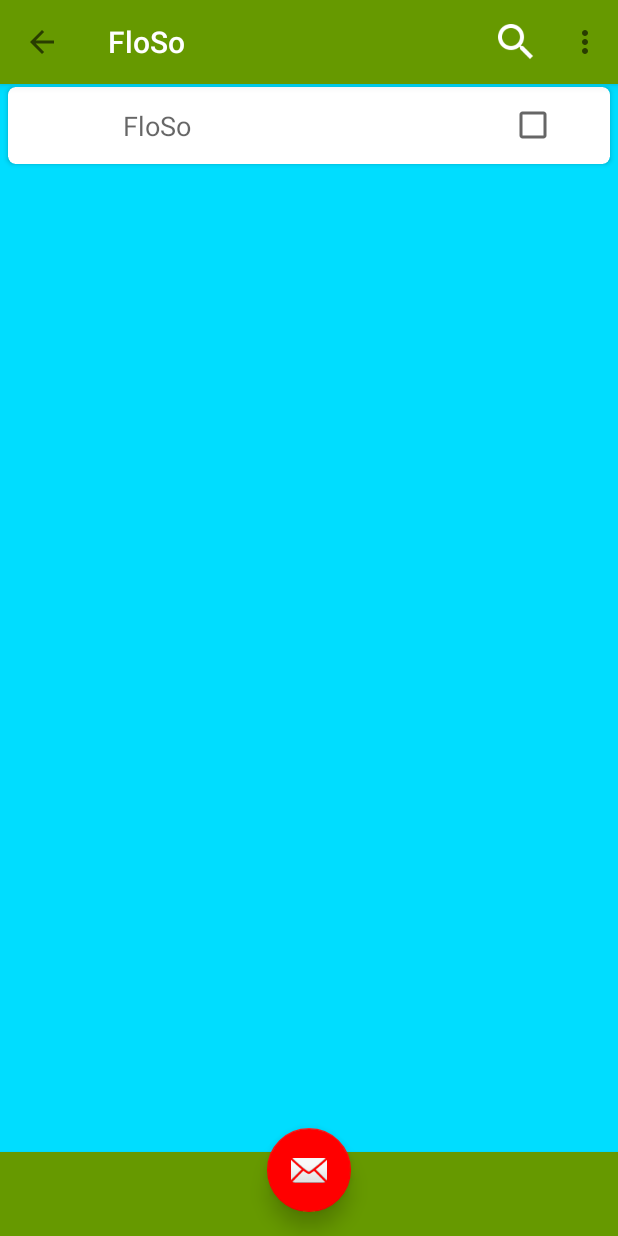
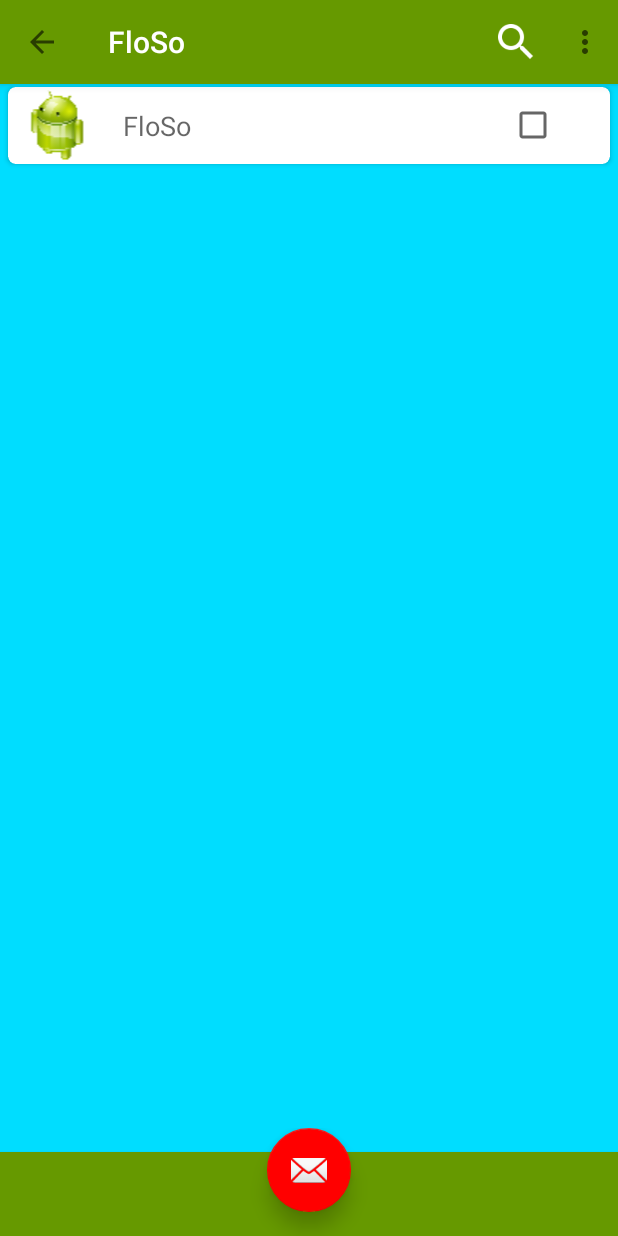
Before and after one commit to HitRoxxx/FloatingNew, an Android app: the MainActivity screen opened directly, with no data from a screen before it, on a phone screen of 412 x 824 dp. Run offline under Robolectric (Android 15) with nearby library versions, the phone set to English and light mode, and no system bars.

Commit message:
Correct Some Minor Problem

```diff
--- a/app/src/main/AndroidManifest.xml
+++ b/app/src/main/AndroidManifest.xml
@@ -64,7 +64,8 @@
         </activity>
         <activity
             android:name=".SelectedApplication"
-            android:theme="@style/AppTheme" />
+            android:theme="@style/AppTheme"
+            android:largeHeap="true"/>
     </application>
 
 </manifest>
--- a/app/src/main/java/com/theLoneWarrior/floating/MainActivity.java
+++ b/app/src/main/java/com/theLoneWarrior/floating/MainActivity.java
@@ -12,7 +12,6 @@ import android.graphics.Bitmap;
 import android.net.Uri;
 import android.os.Build;
 import android.os.Bundle;
-import android.preference.PreferenceManager;
 import android.provider.Settings;
 import android.support.v4.view.MenuItemCompat;
 import android.support.v4.widget.SwipeRefreshLayout;
@@ -122,7 +121,7 @@ public class MainActivity extends AppCompatActivity implements RecyclerViewAdapt
 
     void refreshItems() {
         // Load items
-        selectedAppPreference = MainActivity.this.getSharedPreferences("SelectedApp", Context.MODE_PRIVATE);
+     //   selectedAppPreference = MainActivity.this.getSharedPreferences("SelectedApp", Context.MODE_PRIVATE);
         recycleViewPropagation();
         // Load complete
         onItemsLoadComplete();
@@ -532,6 +531,16 @@ public class MainActivity extends AppCompatActivity implements RecyclerViewAdapt
                 System.gc();
             }
         }
+        /*saveData();
+
+        Intent newIntent = new Intent(MainActivity.this, SelectedApplication.class);
+        newIntent.addFlags(Intent.FLAG_ACTIVITY_CLEAR_TOP);
+        //   newIntent.addFlags(Intent.FLAG_ACTIVITY_NEW_TASK);
+        intent.addFlags(Intent.FLAG_ACTIVITY_REORDER_TO_FRONT);
+        startActivity(new Intent(newIntent));
+
+
+        finish();*/
         super.onBackPressed();
     }
 
@@ -556,8 +565,5 @@ public class MainActivity extends AppCompatActivity implements RecyclerViewAdapt
     @Override
     protected void onResume() {
         super.onResume();
-        SharedPreferences sharedPref = PreferenceManager.getDefaultSharedPreferences(this);
-        // String syncConnPref = sharedPref.getString("OutputVie", "");
-        boolean flag = sharedPref.getBoolean("OutputView", true);
     }
 }
--- a/app/src/main/java/com/theLoneWarrior/floating/SelectedApplication.java
+++ b/app/src/main/java/com/theLoneWarrior/floating/SelectedApplication.java
@@ -53,12 +53,15 @@ public class SelectedApplication extends AppCompatActivity implements Navigation
     @Override
     protected void onCreate(Bundle savedInstanceState) {
         super.onCreate(savedInstanceState);
-        setContentView(R.layout.activity_selected_application);
+
+      setContentView(R.layout.activity_selected_application);
+
         Toolbar toolbar = (Toolbar) findViewById(R.id.toolbar);
         setSupportActionBar(toolbar);
 
         setActionBarTitle();
         picker = (BubblePicker) findViewById(R.id.picker);
+
 
 
         FloatingActionButton fab = (FloatingActionButton) findViewById(R.id.fab);
@@ -161,6 +164,7 @@ public class SelectedApplication extends AppCompatActivity implements Navigation
             String[] split1 = AppName.split("\\+");
             String[] split2 = PacName.split("\\+");
             String[] split3 = AppImage.split("\\+");
+            result.clear();
             for (int i = 0; i < split2.length; i++) {
                 PackageInfoStruct newInfo = new PackageInfoStruct();
                 newInfo.setAppName(split1[i]);
--- a/app/src/main/java/com/theLoneWarrior/floating/adapter/RecyclerViewAdapter.java
+++ b/app/src/main/java/com/theLoneWarrior/floating/adapter/RecyclerViewAdapter.java
@@ -2,7 +2,6 @@ package com.theLoneWarrior.floating.adapter;
 
 import android.content.Context;
 import android.graphics.Bitmap;
-import android.provider.MediaStore;
 import android.support.v7.app.AppCompatActivity;
 import android.support.v7.widget.RecyclerView;
 import android.view.LayoutInflater;
@@ -14,10 +13,10 @@ import android.widget.Filterable;
 import android.widget.ImageView;
 import android.widget.TextView;
 
+import com.bumptech.glide.Glide;
 import com.theLoneWarrior.floating.R;
 import com.theLoneWarrior.floating.pojoClass.PackageInfoStruct;
 
-import java.io.IOException;
 import java.util.ArrayList;
 
 import static com.theLoneWarrior.floating.R.id.tv;
@@ -56,18 +55,18 @@ public class RecyclerViewAdapter extends RecyclerView.Adapter<RecyclerViewAdapte
         // holder.imageView.setImageBitmap(StringToBitmap(packageInfoStruct.getBitmapString()));
         // Glide.with((activity).load(StringToBitmap(packageInfoStruct.getBitmapString())).into(holder.imageView);
         //Drawable d =new BitmapDrawable(activity.getResources(),StringToBitmap(packageInfoStruct.getBitmapString()));
-      /*  try {
-            Glide.with(holder.itemView).load(packageInfoStruct.getBitmapString()).into(holder.imageView);
+        try {
+            Glide.with(holder.itemView.getContext()).load(packageInfoStruct.getBitmapString()).into(holder.imageView);
         } catch (Exception e) {
             holder.imageView.setImageResource(R.drawable.default_image);
-        }*/
+        }
         //  holder.imageView.setImageURI(packageInfoStruct.getBitmapString());
-        try {
+       /* try {
             holder.imageView.setImageBitmap(scaleDownBitmap(MediaStore.Images.Media.getBitmap(activity.getContentResolver(), packageInfoStruct.getBitmapString()), 50, (Context) reference));
         } catch (IOException e) {
             e.printStackTrace();
             holder.imageView.setImageURI(packageInfoStruct.getBitmapString());
-        }
+        }*/
         if (checkBoxEnabled)
             holder.checkBox.setChecked(packageInfoStruct.checked);
     }
--- a/app/src/main/java/com/theLoneWarrior/floating/services/FloatingViewServiceOpen.java
+++ b/app/src/main/java/com/theLoneWarrior/floating/services/FloatingViewServiceOpen.java
@@ -90,6 +90,7 @@ public class FloatingViewServiceOpen extends Service implements RecyclerViewAdap
             String[] split1 = AppName.split("\\+");
             String[] split2 = PacName.split("\\+");
             String[] split3 = AppImage.split("\\+");
+            result.clear();
             for (int i = 0; i < split2.length; i++) {
                 PackageInfoStruct newInfo = new PackageInfoStruct();
                 newInfo.setAppName(split1[i]);
--- a/app/src/main/java/com/theLoneWarrior/floating/services/FloatingViewServiceOpenIconOnly.java
+++ b/app/src/main/java/com/theLoneWarrior/floating/services/FloatingViewServiceOpenIconOnly.java
@@ -93,6 +93,7 @@ public class FloatingViewServiceOpenIconOnly extends Service implements Recycler
             String[] split1 = AppName.split("\\+");
             String[] split2 = PacName.split("\\+");
             String[] split3 = AppImage.split("\\+");
+            result.clear();
             for (int i = 0; i < split2.length; i++) {
                 PackageInfoStruct newInfo = new PackageInfoStruct();
                 newInfo.setAppName(split1[i]);
--- a/app/src/main/res/layout/activity_main.xml
+++ b/app/src/main/res/layout/activity_main.xml
@@ -62,6 +62,7 @@
 
         <android.support.v7.widget.RecyclerView
             android:id="@+id/rv"
+            android:elevation="1dp"
             android:layout_width="match_parent"
             android:layout_height="match_parent"
             android:scrollbars="vertical" />
@@ -73,6 +74,7 @@
         android:layout_width="match_parent"
         android:layout_height="wrap_content"
         android:layout_gravity="bottom"
+        android:background="@color/param"
         app:layout_anchor="@+id/container"
         app:layout_anchorGravity="bottom|center_horizontal">
 
@@ -96,15 +98,12 @@
             android:layout_gravity="bottom|center_horizontal"
             android:layout_margin="@dimen/fab_margin"
             android:layout_marginBottom="0dp"
-            android:layout_marginTop="0dp"
             app:backgroundTint="#ff0000"
             app:elevation="8dp"
             app:fabSize="normal"
             app:layout_constraintBottom_toBottomOf="@+id/bottomToolbar"
             app:layout_constraintLeft_toLeftOf="parent"
             app:layout_constraintRight_toRightOf="parent"
-            app:layout_constraintTop_toTopOf="parent"
-            app:layout_constraintVertical_bias="0.0"
             app:srcCompat="@android:drawable/ic_dialog_email" />
     </android.support.constraint.ConstraintLayout>
 
--- a/app/src/main/res/layout/recycle_view_layout.xml
+++ b/app/src/main/res/layout/recycle_view_layout.xml
@@ -24,7 +24,8 @@
             android:layout_weight="2"
             android:contentDescription="@string/application_image"
             android:padding="2dp"
-            android:src="@android:color/background_light" />
+            android:src="@android:color/background_light"
+            card_view:srcCompat="@mipmap/ic_launcher" />
 
         <TextView
             android:id="@+id/tv"
--- a/app/src/main/res/layout/recycle_view_layout_selected_app.xml
+++ b/app/src/main/res/layout/recycle_view_layout_selected_app.xml
@@ -24,7 +24,8 @@
             android:layout_weight="2"
             android:contentDescription="@string/application_image"
             android:padding="2dp"
-            android:src="@android:color/background_light" />
+            android:src="@android:color/background_light"
+            card_view:srcCompat="@drawable/center" />
 
         <TextView
             android:id="@+id/tv"
```
Also changed, not shown: app/build.gradle (+5 -3 lines), app/src/main/java/com/theLoneWarrior/floating/splash/SplashScreen.java (+11 -0 lines).
